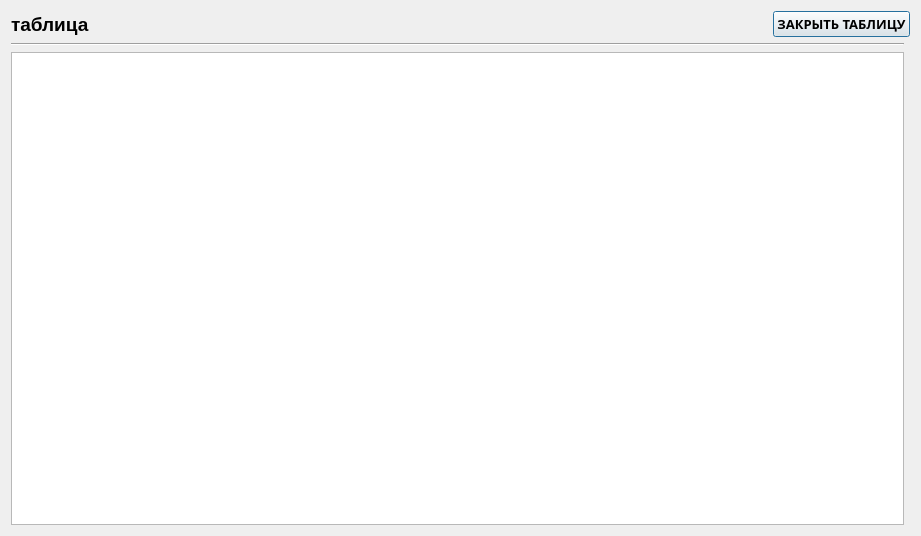
Before: the Qt Designer form gui/Forms/OnlyTable.ui in mipatov/subd, drawn with Qt 5.
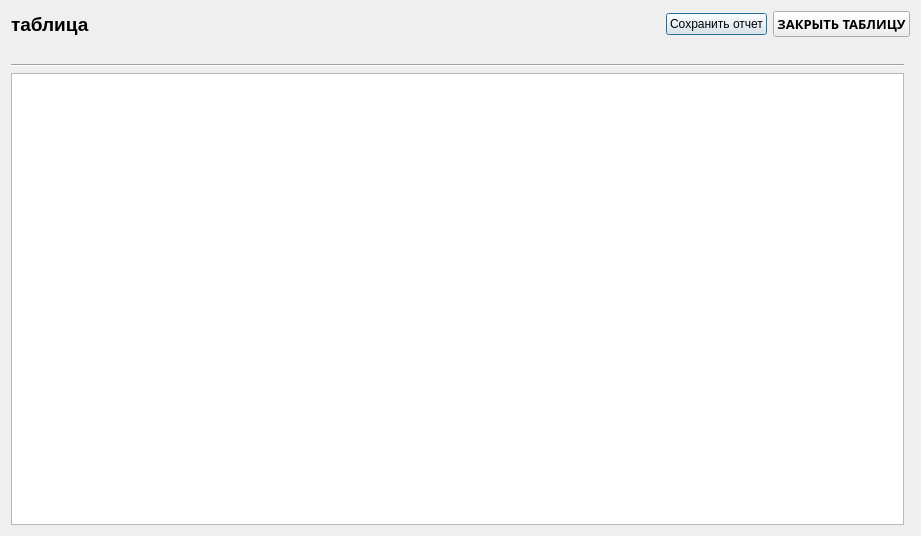
After: the same form once the commit is applied.

The edit to the form file:
```diff
--- a/gui/Forms/OnlyTable.ui
+++ b/gui/Forms/OnlyTable.ui
@@ -17,7 +17,7 @@
    <bool>true</bool>
   </property>
   <layout class="QGridLayout" name="gridLayout">
-   <item row="2" column="0">
+   <item row="5" column="0">
     <widget class="QTableWidget" name="tableWidget">
      <property name="enabled">
       <bool>true</bool>
@@ -25,22 +25,20 @@
      <property name="focusPolicy">
       <enum>Qt::ClickFocus</enum>
      </property>
+     <property name="sortingEnabled">
+      <bool>false</bool>
+     </property>
     </widget>
    </item>
    <item row="0" column="0" colspan="2">
     <layout class="QGridLayout" name="gridLayout_4">
      <item row="0" column="2">
-      <widget class="QPushButton" name="pushButton_5">
-       <property name="font">
-        <font>
-         <family>Perpetua Titling MT</family>
-         <pointsize>10</pointsize>
-         <weight>75</weight>
-         <bold>true</bold>
-        </font>
+      <widget class="QPushButton" name="savebtn">
+       <property name="enabled">
+        <bool>true</bool>
        </property>
        <property name="text">
-        <string>ЗАКРЫТЬ ТАБЛИЦУ</string>
+        <string>Сохранить отчет</string>
        </property>
       </widget>
      </item>
@@ -71,9 +69,39 @@
        </property>
       </spacer>
      </item>
+     <item row="0" column="3">
+      <widget class="QPushButton" name="closebtn">
+       <property name="font">
+        <font>
+         <family>Perpetua Titling MT</family>
+         <pointsize>10</pointsize>
+         <weight>75</weight>
+         <bold>true</bold>
+        </font>
+       </property>
+       <property name="text">
+        <string>ЗАКРЫТЬ ТАБЛИЦУ</string>
+       </property>
+      </widget>
+     </item>
+     <item row="1" column="0" colspan="4">
+      <widget class="QLabel" name="filterlabel">
+       <property name="font">
+        <font>
+         <pointsize>10</pointsize>
+        </font>
+       </property>
+       <property name="text">
+        <string/>
+       </property>
+       <property name="alignment">
+        <set>Qt::AlignBottom|Qt::AlignLeading|Qt::AlignLeft</set>
+       </property>
+      </widget>
+     </item>
     </layout>
    </item>
-   <item row="1" column="0">
+   <item row="2" column="0">
     <widget class="Line" name="line">
      <property name="orientation">
       <enum>Qt::Horizontal</enum>
```
Left out of the diff: 4 changed lines with no effect on the pictures.
